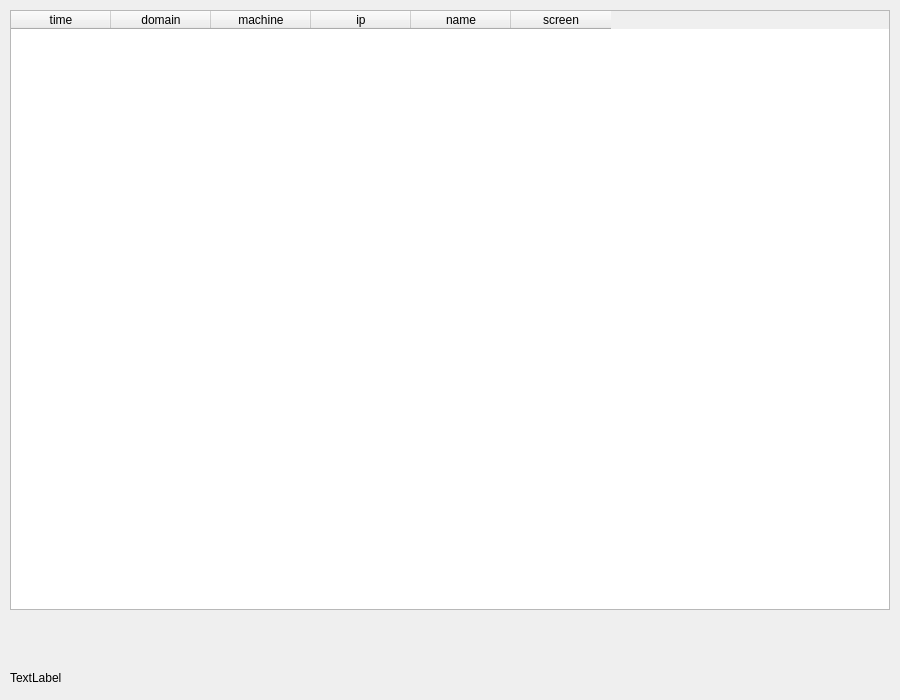
Qt form server/mainwindow.ui (antonak387/monitoring-work-activity) before a commit.
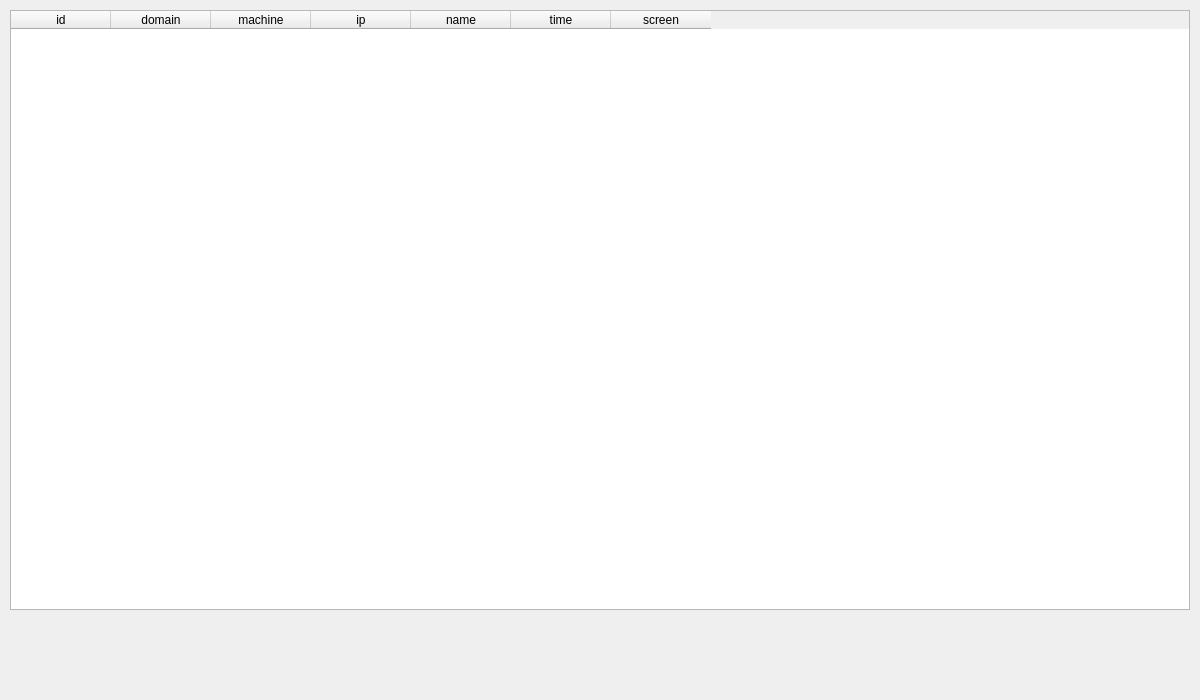
The same form after that commit.

What changed in the file:
```diff
--- a/server/mainwindow.ui
+++ b/server/mainwindow.ui
@@ -6,7 +6,7 @@
    <rect>
     <x>0</x>
     <y>0</y>
-    <width>900</width>
+    <width>1200</width>
     <height>700</height>
    </rect>
   </property>
@@ -19,7 +19,7 @@
      <rect>
       <x>10</x>
       <y>10</y>
-      <width>880</width>
+      <width>1180</width>
       <height>600</height>
      </rect>
     </property>
@@ -28,7 +28,7 @@
     </property>
     <column>
      <property name="text">
-      <string>time</string>
+      <string>id</string>
      </property>
     </column>
     <column>
@@ -51,25 +51,17 @@
       <string>name</string>
      </property>
     </column>
+    <column>
+     <property name="text">
+      <string>time</string>
+     </property>
+    </column>
     <column>
      <property name="text">
       <string>screen</string>
      </property>
     </column>
    </widget>
-   <widget class="QLabel" name="label">
-    <property name="geometry">
-     <rect>
-      <x>10</x>
-      <y>670</y>
-      <width>551</width>
-      <height>16</height>
-     </rect>
-    </property>
-    <property name="text">
-     <string>TextLabel</string>
-    </property>
-   </widget>
   </widget>
  </widget>
  <layoutdefault spacing="6" margin="11"/>
```
